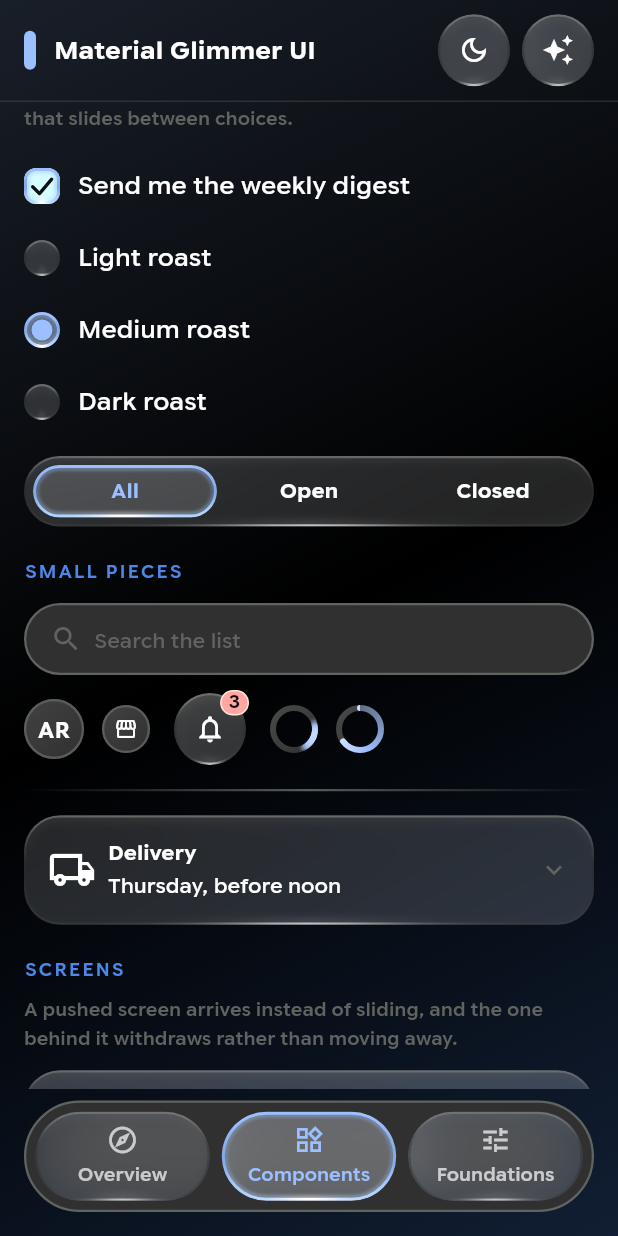
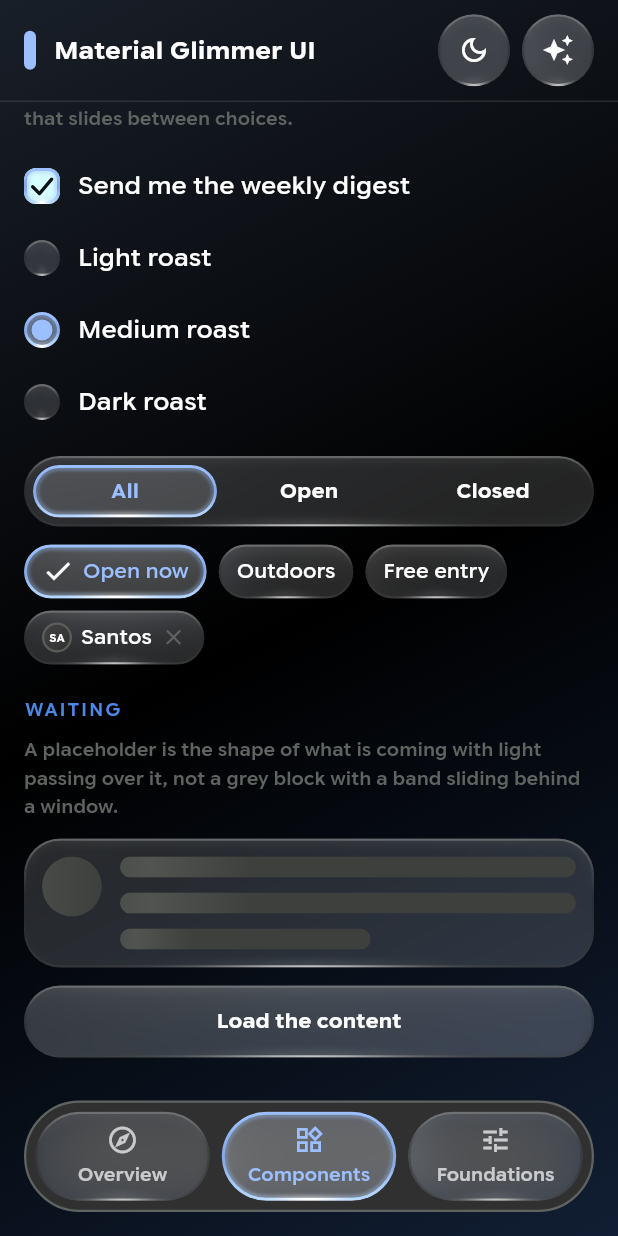
Before and after one commit to Adrianogba/material_glimmer_ui, a Flutter app: the screen it shows after launch, item 2 of the bottom bar chosen, scrolled down 1152 dp, on a phone screen of 412 x 824 dp. Run offline on Flutter 3.47's test engine with Material 3 defaults, Android fonts, the phone set to English and light mode, and no system bars.

Commit message:
Chips, placeholders and a scrollbar without a track
The last three widgets on the audit list that were still sending people
back to Material.

GlimmerChip. Material's chip swaps its background colour and draws a
tick to say it is selected. This one uses the focus treatment every
other selectable thing in the kit uses: the edge grows, turns toward the
focal colour and the tint brightens. onDeleted puts a close affordance
on the end, which is the difference between a filter chip and an input
one. GlimmerChipGroup is the spacing, nothing more.

GlimmerSkeleton. Every system does loading as a grey block with a
lighter band sliding across it, and a grey block is the one thing a
glass surface is not. This is the shape of what is coming with a
highlight travelling over it, the same light the progress bar sends
along its track. GlimmerSkeleton.lines builds a paragraph with a short
last line. The base is tinted by the outline rather than sitting at the
surface colour, because on a light ground an untinted bar reads as a gap
in the card rather than as a shape on it.

GlimmerScrollbar. The track is the part that does not belong: a surface
is glass so that what is behind it comes through, and Material paints an
opaque stripe over that for the whole length of the list. No track, a
thinner thumb, the outline colour, and it fades once scrolling stops.
GlimmerScrollBehavior installs it on the platforms that show a bar at
all, and leaves a phone alone.

Two things the tests found: a skeleton has no intrinsic width, so a
column of lines has to stretch or every line comes out as nothing, and
GlimmerScaffold gives its body tight constraints, so a bare SizedBox in
a test is stretched to the screen.

````diff
--- a/example/lib/main.dart
+++ b/example/lib/main.dart
@@ -275,6 +275,8 @@ class _ComponentsPageState extends State<_ComponentsPage> {
   var _roast = 'Medium';
   var _filter = 0;
   var _query = '';
+  final _tags = <String>{'Open now'};
+  var _loading = true;
 
   static const _pagerPages = <(String, String, IconData)>[
     ('Museu do Café', 'Santos, open until five', Icons.museum_outlined),
@@ -512,6 +514,79 @@ class _ComponentsPageState extends State<_ComponentsPage> {
           labels: const ['All', 'Open', 'Closed'],
           selectedIndex: _filter,
           onChanged: (index) => setState(() => _filter = index),
+        ),
+        SizedBox(height: spacing.medium),
+        GlimmerChipGroup(
+          children: [
+            for (final tag in const ['Open now', 'Outdoors', 'Free entry'])
+              GlimmerChip(
+                label: tag,
+                icon: _tags.contains(tag) ? Icons.check : null,
+                selected: _tags.contains(tag),
+                onPressed: () => setState(
+                  () =>
+                      _tags.contains(tag) ? _tags.remove(tag) : _tags.add(tag),
+                ),
+              ),
+            GlimmerChip(
+              label: 'Santos',
+              avatar: const GlimmerAvatar(label: 'Santos', size: 20),
+              onDeleted: () {},
+            ),
+          ],
+        ),
+        SizedBox(height: spacing.extraLarge),
+        const _SectionLabel('Waiting'),
+        SizedBox(height: spacing.small),
+        Text(
+          'A placeholder is the shape of what is coming with light passing '
+          'over it, not a grey block with a band sliding behind a window.',
+          style:
+              tokens.typography.caption.copyWith(color: tokens.colors.outline),
+        ),
+        SizedBox(height: spacing.medium),
+        GlimmerCard(
+          child: _loading
+              ? Row(
+                  crossAxisAlignment: CrossAxisAlignment.start,
+                  children: [
+                    const GlimmerSkeleton(
+                      width: 40,
+                      height: 40,
+                      borderRadius: BorderRadius.all(Radius.circular(999)),
+                    ),
+                    SizedBox(width: spacing.medium),
+                    Expanded(child: GlimmerSkeleton.lines()),
+                  ],
+                )
+              : Row(
+                  crossAxisAlignment: CrossAxisAlignment.start,
+                  children: [
+                    const GlimmerAvatar(label: 'Ana Ribeiro'),
+                    SizedBox(width: spacing.medium),
+                    Expanded(
+                      child: Column(
+                        crossAxisAlignment: CrossAxisAlignment.start,
+                        children: [
+                          Text('Ana Ribeiro',
+                              style: tokens.typography.titleSmall),
+                          SizedBox(height: spacing.extraSmall),
+                          Text(
+                            'Left a note about the delivery window on '
+                            'Thursday morning.',
+                            style: tokens.typography.bodySmall,
+                          ),
+                        ],
+                      ),
+                    ),
+                  ],
+                ),
+        ),
+        SizedBox(height: spacing.medium),
+        GlimmerButton(
+          label: _loading ? 'Load the content' : 'Back to waiting',
+          expand: true,
+          onPressed: () => setState(() => _loading = !_loading),
         ),
         SizedBox(height: spacing.extraLarge),
         const _SectionLabel('Small pieces'),
--- a/lib/material_glimmer_ui.dart
+++ b/lib/material_glimmer_ui.dart
@@ -40,6 +40,7 @@ library;
 export 'src/glimmer_backdrop.dart';
 export 'src/glimmer_button.dart';
 export 'src/glimmer_card.dart';
+export 'src/glimmer_chip.dart';
 export 'src/glimmer_colors.dart';
 export 'src/glimmer_controls.dart';
 export 'src/glimmer_depth.dart';
@@ -56,8 +57,10 @@ export 'src/glimmer_overscroll.dart';
 export 'src/glimmer_page_route.dart';
 export 'src/glimmer_pager.dart';
 export 'src/glimmer_scroll.dart';
+export 'src/glimmer_scrollbar.dart';
 export 'src/glimmer_selection.dart';
 export 'src/glimmer_shell.dart';
+export 'src/glimmer_skeleton.dart';
 export 'src/glimmer_slider.dart';
 export 'src/glimmer_snackbar.dart';
 export 'src/glimmer_surface.dart';
--- /dev/null
+++ b/lib/src/glimmer_chip.dart
@@ -0,0 +1,143 @@
+import 'package:flutter/material.dart';
+
+import 'glimmer_surface.dart';
+import 'glimmer_theme.dart';
+
+/// A small stadium-shaped control for a filter, a tag or a suggestion.
+///
+/// It is a [GlimmerSurface] at chip size, so selecting one is the focus
+/// treatment rather than a fill swapping colour: the edge grows, turns toward
+/// the focal colour and the tint brightens. Material's chip changes its
+/// background and draws a tick; this one lights up.
+///
+/// [onDeleted] puts a close affordance at the end, which is what makes it an
+/// input chip. Leave it off and it is a filter or a suggestion.
+///
+/// ```dart
+/// GlimmerChip(
+///   label: 'Open now',
+///   selected: openOnly,
+///   onPressed: () => setState(() => openOnly = !openOnly),
+/// )
+/// ```
+class GlimmerChip extends StatelessWidget {
+  /// Creates a chip.
+  const GlimmerChip({
+    super.key,
+    required this.label,
+    this.icon,
+    this.avatar,
+    this.selected = false,
+    this.onPressed,
+    this.onDeleted,
+    this.deleteTooltip = 'Remove',
+    this.color,
+  });
+
+  /// The chip's text.
+  final String label;
+
+  /// An icon at the start, behind [avatar] if both are given.
+  final IconData? icon;
+
+  /// A widget at the start, taking priority over [icon].
+  final Widget? avatar;
+
+  /// Whether the chip is selected. Selection uses the focus treatment.
+  final bool selected;
+
+  /// Called on tap. Null makes the chip a label rather than a control.
+  final VoidCallback? onPressed;
+
+  /// Called when the close affordance is tapped. Null leaves it off.
+  final VoidCallback? onDeleted;
+
+  /// What a screen reader announces for the close affordance.
+  final String deleteTooltip;
+
+  /// Overrides the fill.
+  final Color? color;
+
+  /// The smallest a chip gets. Below this it stops being a touch target.
+  static const minHeight = 36.0;
+
+  @override
+  Widget build(BuildContext context) {
+    final tokens = GlimmerTheme.of(context);
+    final colors = tokens.colors;
+    final leading = avatar ??
+        (icon == null ? null : Icon(icon, size: tokens.iconSizes.small));
+
+    return GlimmerSurface(
+      focused: selected,
+      onTap: onPressed,
+      color: color,
+      borderRadius: tokens.shapes.stadium,
+      padding: EdgeInsets.symmetric(
+        horizontal: tokens.spacing.medium,
+        vertical: tokens.spacing.extraSmall,
+      ),
+      semanticLabel: onPressed == null ? null : label,
+      child: ConstrainedBox(
+        constraints: const BoxConstraints(minHeight: minHeight - 12),
+        child: Row(
+          mainAxisSize: MainAxisSize.min,
+          children: [
+            if (leading != null) ...[
+              leading,
+              SizedBox(width: tokens.spacing.extraSmall),
+            ],
+            Flexible(
+              child: Text(
+                label,
+                maxLines: 1,
+                overflow: TextOverflow.ellipsis,
+                style: tokens.typography.bodySmall.copyWith(
+                  color: selected ? colors.primary : colors.onSurface,
+                ),
+              ),
+            ),
+            if (onDeleted != null) ...[
+              SizedBox(width: tokens.spacing.extraSmall),
+              Semantics(
+                button: true,
+                label: deleteTooltip,
+                child: GestureDetector(
+                  behavior: HitTestBehavior.opaque,
+                  onTap: onDeleted,
+                  child: Icon(
+                    Icons.close,
+                    size: tokens.iconSizes.small * 0.8,
+                    color: colors.outline,
+                  ),
+                ),
+              ),
+            ],
+          ],
+        ),
+      ),
+    );
+  }
+}
+
+/// A row of chips that wraps onto the next line.
+///
+/// Nothing clever, just the spacing so a group of them lines up the way the
+/// rest of the kit does.
+class GlimmerChipGroup extends StatelessWidget {
+  /// Creates a wrapping row of chips.
+  const GlimmerChipGroup({super.key, required this.children});
+
+  /// The chips.
+  final List<Widget> children;
+
+  @override
+  Widget build(BuildContext context) {
+    final spacing = GlimmerTheme.of(context).spacing;
+    return Wrap(
+      spacing: spacing.small,
+      runSpacing: spacing.small,
+      children: children,
+    );
+  }
+}
--- a/lib/src/glimmer_scroll.dart
+++ b/lib/src/glimmer_scroll.dart
@@ -1,10 +1,12 @@
 import 'package:flutter/material.dart';
 
 import 'glimmer_overscroll.dart';
+import 'glimmer_scrollbar.dart';
 
 /// Scrolling that looks like Glimmer and does not break glass.
 ///
-/// Two problems with the platform defaults, and they have the same answer.
+/// Three problems with the platform defaults, and the first two have the same
+/// answer.
 ///
 /// Android stretches the content at the end of a list. To scale it, Flutter
 /// renders the scrollable into an offscreen layer, and a [GlimmerSurface] reads
@@ -17,6 +19,10 @@ import 'glimmer_overscroll.dart';
 /// So the content does not move. [GlimmerOverscrollIndicator] lights up the
 /// edge the list ran into instead, with the same graded light the surfaces use
 /// on their own edges. It is painted over the content, so nothing is isolated.
+///
+/// The third is the scrollbar. Material draws its thumb on a solid track, and
+/// a track is an opaque stripe over the thing a glass surface was letting
+/// through. [GlimmerScrollbar] drops it.
 ///
 /// [MaterialGlimmerApp] installs this. Pass your own `scrollBehavior` to opt out.
 class GlimmerScrollBehavior extends MaterialScrollBehavior {
@@ -34,4 +40,28 @@ class GlimmerScrollBehavior extends MaterialScrollBehavior {
       child: child,
     );
   }
+
+  @override
+  Widget buildScrollbar(
+    BuildContext context,
+    Widget child,
+    ScrollableDetails details,
+  ) {
+    // Only where the platform shows one at all. On a phone the bar belongs to
+    // the finger that is moving, and MaterialScrollBehavior already knows
+    // which platforms those are.
+    switch (getPlatform(context)) {
+      case TargetPlatform.linux:
+      case TargetPlatform.macOS:
+      case TargetPlatform.windows:
+        return GlimmerScrollbar(
+          controller: details.controller,
+          child: child,
+        );
+      case TargetPlatform.android:
+      case TargetPlatform.fuchsia:
+      case TargetPlatform.iOS:
+        return child;
+    }
+  }
 }
--- /dev/null
+++ b/lib/src/glimmer_scrollbar.dart
@@ -0,0 +1,66 @@
+import 'package:flutter/material.dart';
+
+import 'glimmer_motion.dart';
+import 'glimmer_theme.dart';
+
+/// The bar that says how far down a long list you are.
+///
+/// Material draws a grey capsule on a solid track. The track is the part that
+/// does not belong here: a surface is glass so that what is behind it comes
+/// through, and a track is an opaque stripe painted over that for the whole
+/// length of the list. So there is no track, the thumb is thinner, it takes the
+/// outline colour rather than a grey of its own, and it fades out once
+/// scrolling stops.
+///
+/// [GlimmerScrollBehavior] installs it, so an app using [MaterialGlimmerApp]
+/// gets it without asking. It only shows itself where the platform shows one at
+/// all, which is desktop and web; a phone gets nothing until a finger moves.
+///
+/// ```dart
+/// GlimmerScrollbar(child: ListView(children: rows))
+/// ```
+class GlimmerScrollbar extends StatelessWidget {
+  /// Creates a scrollbar around [child].
+  const GlimmerScrollbar({
+    super.key,
+    required this.child,
+    this.controller,
+    this.thumbVisibility,
+  });
+
+  /// The scrollable being wrapped.
+  final Widget child;
+
+  /// The controller the bar follows. Defaults to the nearest scrollable's.
+  final ScrollController? controller;
+
+  /// Whether the thumb stays up once scrolling stops.
+  ///
+  /// Null leaves it to the platform, which is what a phone wants: the bar
+  /// appears while a finger is moving and goes again afterwards.
+  final bool? thumbVisibility;
+
+  /// How wide the thumb is. Material's is 8.
+  static const thickness = 4.0;
+
+  /// How long the thumb stays up after scrolling stops.
+  static const timeToFade = Duration(milliseconds: 900);
+
+  @override
+  Widget build(BuildContext context) {
+    final colors = GlimmerTheme.colorsOf(context);
+
+    return RawScrollbar(
+      controller: controller,
+      thumbVisibility: thumbVisibility,
+      thickness: thickness,
+      radius: const Radius.circular(999),
+      trackVisibility: false,
+      thumbColor: colors.outline.withValues(alpha: 0.9),
+      fadeDuration: GlimmerMotion.modalDuration,
+      timeToFade: timeToFade,
+      pressDuration: Duration.zero,
+      child: child,
+    );
+  }
+}
--- /dev/null
+++ b/lib/src/glimmer_skeleton.dart
@@ -0,0 +1,207 @@
+import 'dart:math' as math;
+
+import 'package:flutter/widgets.dart';
+
+import 'glimmer_theme.dart';
+
+/// A placeholder for content that has not arrived.
+///
+/// Every other system does this as a grey block with a lighter band sliding
+/// across it. A grey block is the one thing a glass surface is not, so this is
+/// the shape of the missing content drawn as light instead: a dim bar with a
+/// highlight travelling it, the same highlight [GlimmerProgressBar] sends along
+/// its track and the ambient sweep sends around an edge.
+///
+/// Give it the size of the thing that is coming, so the layout does not move
+/// when the content lands.
+///
+/// ```dart
+/// GlimmerSkeleton(width: 180, height: 16)
+/// ```
+///
+/// For a block of them, [GlimmerSkeleton.lines] builds a paragraph with the
+/// last line short, the way a paragraph actually ends.
+class GlimmerSkeleton extends StatefulWidget {
+  /// Creates a placeholder of a given size.
+  const GlimmerSkeleton({
+    super.key,
+    this.width,
+    this.height = 16,
+    this.borderRadius,
+  });
+
+  /// How wide the placeholder is. Null fills the space it is given.
+  final double? width;
+
+  /// How tall the placeholder is.
+  final double height;
+
+  /// The corner radius. Defaults to a stadium, which is what a line of text
+  /// standing in for itself should look like.
+  final BorderRadius? borderRadius;
+
+  /// How long the highlight takes to cross once.
+  static const sweepDuration = Duration(milliseconds: 1500);
+
+  /// A stack of placeholder lines, with the last one short.
+  static Widget lines({
+    Key? key,
+    int count = 3,
+    double height = 14,
+    double spacing = 10,
+    double lastLineFraction = 0.55,
+  }) {
+    return _GlimmerSkeletonLines(
+      key: key,
+      count: count,
+      height: height,
+      spacing: spacing,
+      lastLineFraction: lastLineFraction,
+    );
+  }
+
+  @override
+  State<GlimmerSkeleton> createState() => _GlimmerSkeletonState();
+}
+
+class _GlimmerSkeletonState extends State<GlimmerSkeleton>
+    with SingleTickerProviderStateMixin {
+  late final AnimationController _sweep = AnimationController(
+    vsync: this,
+    duration: GlimmerSkeleton.sweepDuration,
+  )..repeat();
+
+  @override
+  void dispose() {
+    _sweep.dispose();
+    super.dispose();
+  }
+
+  @override
+  Widget build(BuildContext context) {
+    final tokens = GlimmerTheme.of(context);
+    final colors = tokens.colors;
+
+    return ExcludeSemantics(
+      child: SizedBox(
+        width: widget.width,
+        height: widget.height,
+        child: AnimatedBuilder(
+          animation: _sweep,
+          builder: (context, child) => CustomPaint(
+            painter: _GlimmerSkeletonPainter(
+              sweep: _sweep.value,
+              radius: widget.borderRadius ??
+                  BorderRadius.circular(widget.height / 2),
+              // The surface colour on its own is the same tone as the card
+              // a placeholder usually sits on, which on a light ground makes
+              // the bars read as gaps rather than as shapes. A touch of the
+              // outline separates them in both themes.
+              base: Color.alphaBlend(
+                colors.outline.withValues(alpha: 0.3),
+                colors.surface,
+              ),
+              highlight: colors.outline,
+            ),
+          ),
+        ),
+      ),
+    );
+  }
+}
+
+class _GlimmerSkeletonLines extends StatelessWidget {
+  const _GlimmerSkeletonLines({
+    super.key,
+    required this.count,
+    required this.height,
+    required this.spacing,
+    required this.lastLineFraction,
+  });
+
+  final int count;
+  final double height;
+  final double spacing;
+  final double lastLineFraction;
+
+  @override
+  Widget build(BuildContext context) {
+    return Column(
+      // Stretch, not start: a placeholder has no intrinsic width, so a line
+      // left to size itself would come out as nothing at all.
+      crossAxisAlignment: CrossAxisAlignment.stretch,
+      mainAxisSize: MainAxisSize.min,
+      children: [
+        for (var i = 0; i < count; i++) ...[
+          if (i > 0) SizedBox(height: spacing),
+          if (i == count - 1)
+            FractionallySizedBox(
+              alignment: Alignment.centerLeft,
+              widthFactor: lastLineFraction,
+              child: GlimmerSkeleton(height: height),
+            )
+          else
+            GlimmerSkeleton(height: height),
+        ],
+      ],
+    );
+  }
+}
+
+class _GlimmerSkeletonPainter extends CustomPainter {
+  const _GlimmerSkeletonPainter({
+    required this.sweep,
+    required this.radius,
+    required this.base,
+    required this.highlight,
+  });
+
+  final double sweep;
+  final BorderRadius radius;
+  final Color base;
+  final Color highlight;
+
+  @override
+  void paint(Canvas canvas, Size size) {
+    if (size.width <= 0 || size.height <= 0) return;
+    final rect = Offset.zero & size;
+    final rrect = radius.toRRect(rect);
+
+    canvas
+      ..save()
+      ..clipRRect(rrect)
+      ..drawRRect(rrect, Paint()..color = base);
+
+    // The highlight is wider than the bar is tall and tapers at both ends, so
+    // it reads as light passing over the shape rather than a block sliding
+    // behind a window.
+    final span = math.max(size.width * 0.45, size.height * 4);
+    final travel = size.width + span;
+    final centre = (-span / 2) + (travel * sweep);
+    final band = Rect.fromLTWH(centre - (span / 2), 0, span, size.height);
+
+    canvas
+      ..drawRect(
+        band,
+        Paint()
+          ..shader = LinearGradient(
+            begin: Alignment.centerLeft,
+            end: Alignment.centerRight,
+            colors: [
+              highlight.withValues(alpha: 0),
+              highlight.withValues(alpha: 0.55),
+              highlight.withValues(alpha: 0),
+            ],
+            stops: const [0, 0.5, 1],
+          ).createShader(band),
+      )
+      ..restore();
+  }
+
+  @override
+  bool shouldRepaint(_GlimmerSkeletonPainter old) =>
+      old.sweep != sweep ||
+      old.radius != radius ||
+      old.base != base ||
+      old.highlight != highlight;
+}
````
Also changed, not shown: 3 other files.
